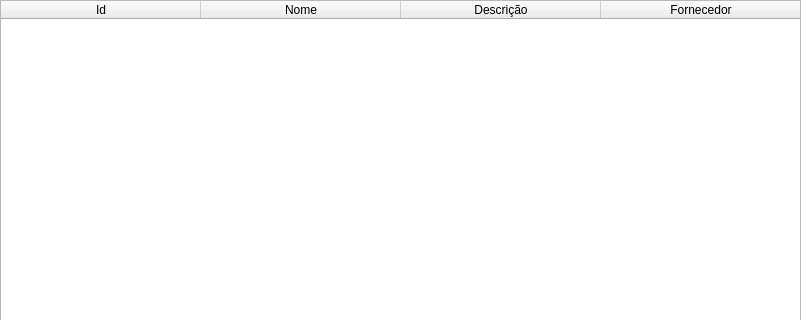
Before: the Qt Designer form Docs/UI/VisualizarProduto.ui in rennancockles/gigapy, drawn with Qt 5; both pictures show x 0 to 801 and y 0 to 320 of the 801 by 529 pixel window.
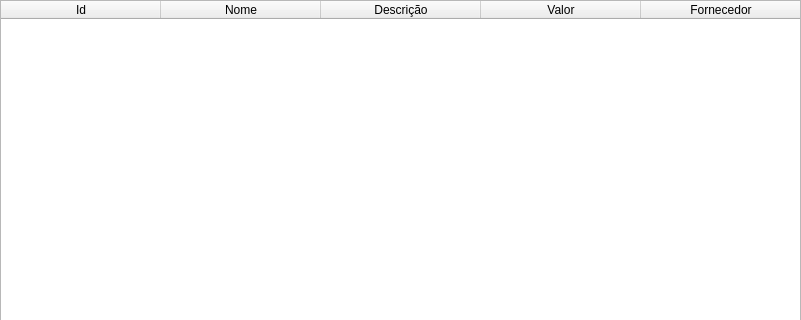
After: the same form once the commit is applied. Icons and pictures are not drawn.

Commit message: modificando UI para incluir campo valor em produto

Patch:
```diff
--- a/Docs/UI/VisualizarProduto.ui
+++ b/Docs/UI/VisualizarProduto.ui
@@ -42,7 +42,7 @@
     <bool>true</bool>
    </attribute>
    <attribute name="horizontalHeaderDefaultSectionSize">
-    <number>200</number>
+    <number>160</number>
    </attribute>
    <attribute name="verticalHeaderVisible">
     <bool>false</bool>
@@ -62,6 +62,11 @@
      <string>Descrição</string>
     </property>
    </column>
+   <column>
+    <property name="text">
+     <string>Valor</string>
+    </property>
+   </column>
    <column>
     <property name="text">
      <string>Fornecedor</string>
```
The commit also changes 3 other files.
